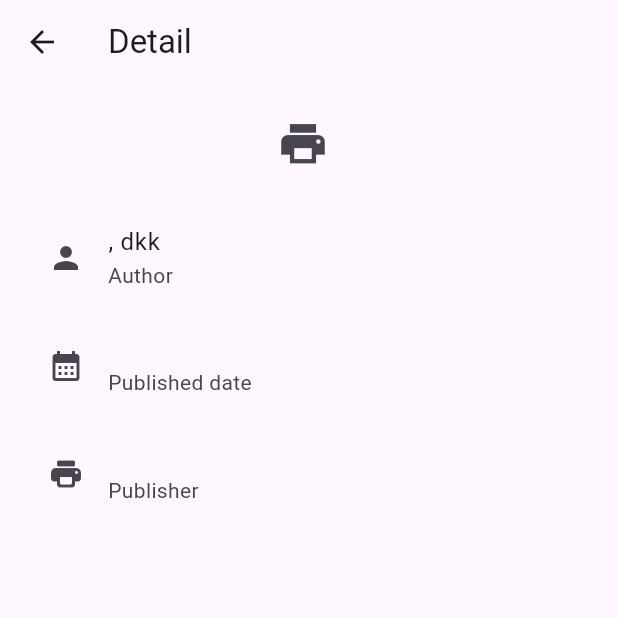
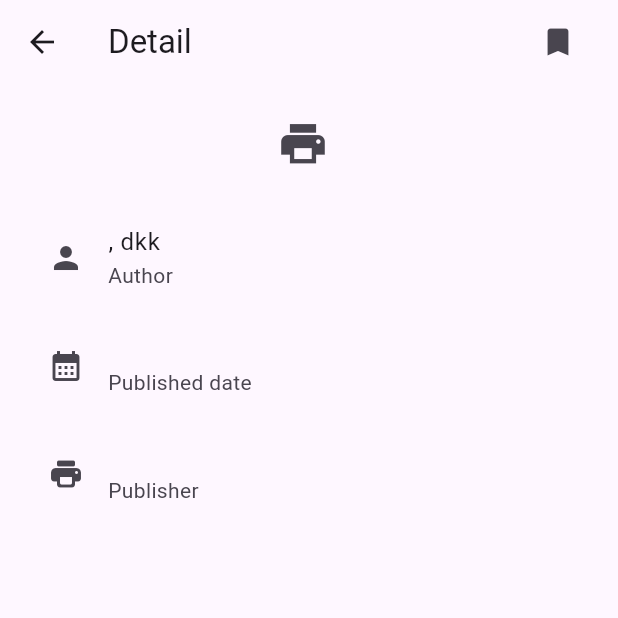
Before and after one commit to rafeefdev/BookVerse, a Flutter app: the DetailPage screen opened directly with empty values, on a phone screen of 412 x 824 dp, the top half of it. Run offline on Flutter 3.47's test engine with Material 3 defaults, Android fonts, the phone set to English and light mode, and no system bars; our stand-ins replace flutter_riverpod, riverpod_annotation; generated files the repository leaves out were written again; network calls fail.

Commit message:
save feature

```diff
--- a/lib/view/pages/detail_page.dart
+++ b/lib/view/pages/detail_page.dart
@@ -19,7 +19,11 @@ class DetailPage extends StatelessWidget {
     }
 
     return Scaffold(
-      appBar: AppBar(title: Text('Detail')),
+      appBar: AppBar(
+        title: Text('Detail'),
+        actionsPadding: EdgeInsets.only(right: 16),
+        actions: [IconButton(onPressed: () {}, icon: Icon(Icons.bookmark))],
+      ),
       body: SingleChildScrollView(
         padding: EdgeInsets.symmetric(horizontal: 16, vertical: 12),
         child: Column(
@@ -43,6 +47,24 @@ class DetailPage extends StatelessWidget {
                       ),
             ),
             SizedBox(height: 12),
+            // Row(
+            //   mainAxisAlignment: MainAxisAlignment.spaceAround,
+            //   children: [
+            //     Column(
+            //       children: [
+            //         IconButton(onPressed: () {}, icon: Icon(Icons.save)),
+            //         Text('save'),
+            //       ],
+            //     ),
+            //     Column(
+            //       children: [
+            //         IconButton(onPressed: () {}, icon: Icon(Icons.save)),
+            //         Text('save'),
+            //       ],
+            //     ),
+            //   ],
+            // ),
+            // SizedBox(height: 12),
             ListTile(
               title: Text(bookAuthors()),
               subtitle: Text('Author'),
```
